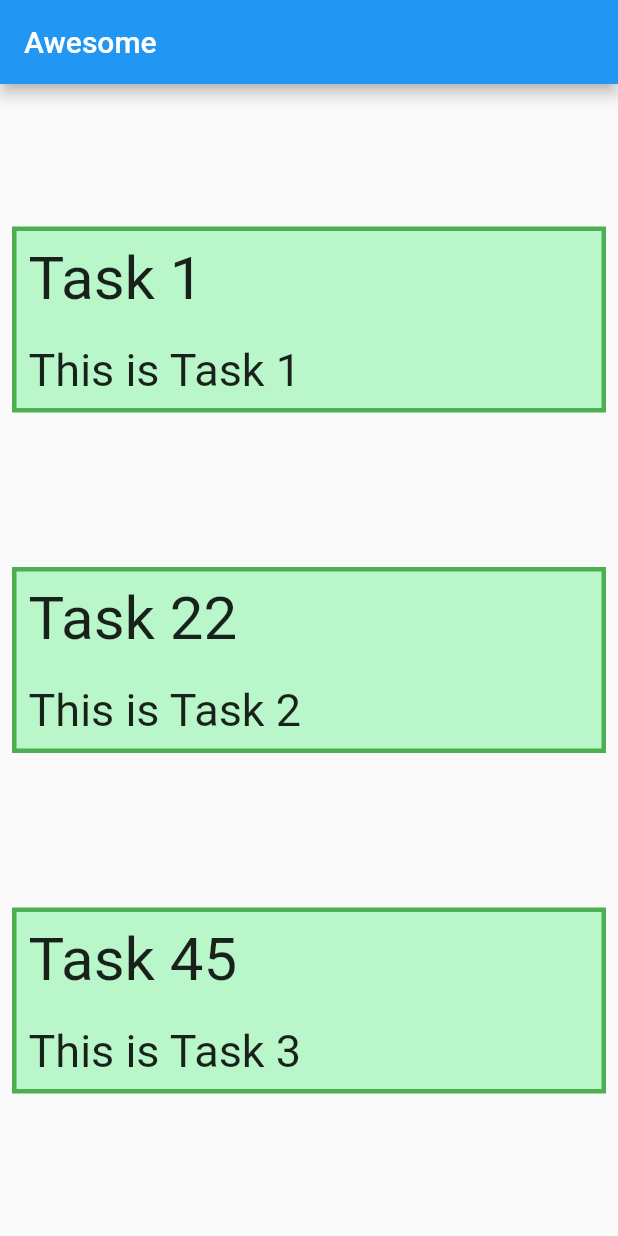
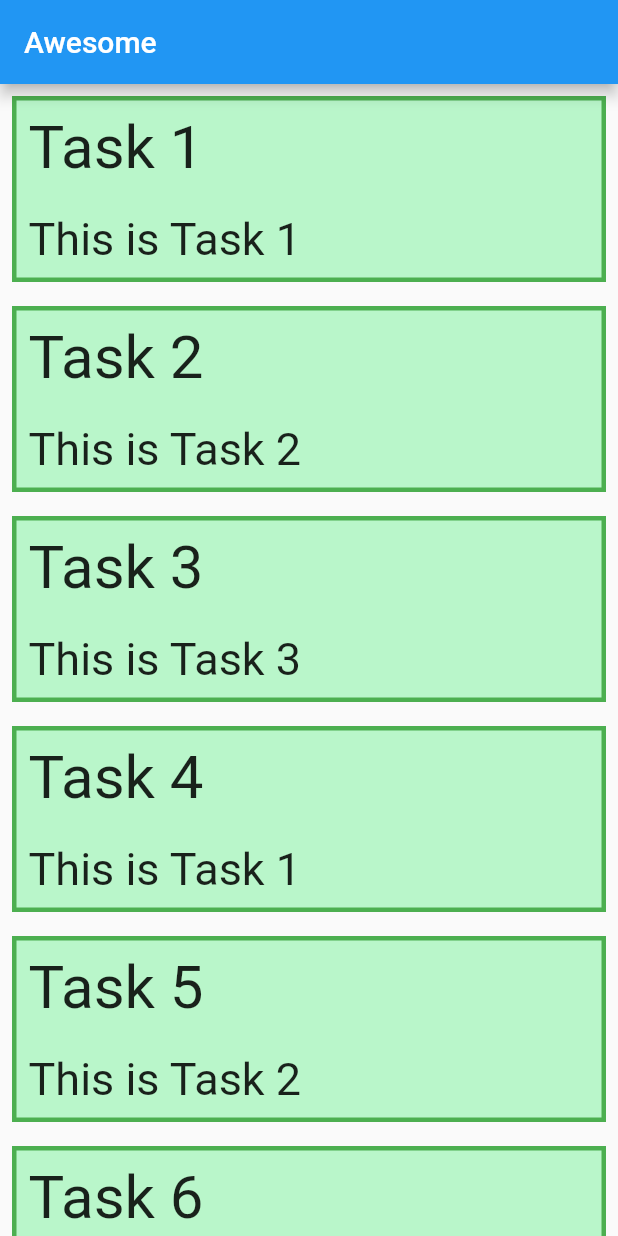
Before and after one commit to Chan817/flutter, a Flutter app: the screen it shows after launch, on a phone screen of 412 x 824 dp. Run offline on Flutter 3.47's test engine with Material 2 defaults, Android fonts, the phone set to English and light mode, and no system bars.

Commit message:
-create more tasks -change column to ListView

```diff
--- a/lib/model/task.model.dart
+++ b/lib/model/task.model.dart
@@ -7,6 +7,15 @@ class Task{
 
 List <Task> taskList = [
   Task(title: 'Task 1', description: 'This is Task 1'),
-  Task(title: 'Task 22', description: 'This is Task 2'),
-  Task(title: 'Task 45', description: 'This is Task 3'),
+  Task(title: 'Task 2', description: 'This is Task 2'),
+  Task(title: 'Task 3', description: 'This is Task 3'),
+  Task(title: 'Task 4', description: 'This is Task 1'),
+  Task(title: 'Task 5', description: 'This is Task 2'),
+  Task(title: 'Task 6', description: 'This is Task 3'),
+  Task(title: 'Task 7', description: 'This is Task 1'),
+  Task(title: 'Task 8', description: 'This is Task 2'),
+  Task(title: 'Task 9', description: 'This is Task 3'),
+  Task(title: 'Task 10', description: 'This is Task 1'),
+  Task(title: 'Task 11', description: 'This is Task 2'),
+  Task(title: 'Task 12', description: 'This is Task 3'),
 ];
--- a/lib/screen/home.screen.dart
+++ b/lib/screen/home.screen.dart
@@ -9,9 +9,9 @@ class HomeScreen extends StatelessWidget {
       appBar: AppBar(
         title: Text('Awesome'),
       ),
-      body: Column(
-        crossAxisAlignment: CrossAxisAlignment.stretch,
-        mainAxisAlignment: MainAxisAlignment.spaceEvenly,
+      body: ListView(
+        // crossAxisAlignment: CrossAxisAlignment.stretch,
+        // mainAxisAlignment: MainAxisAlignment.spaceEvenly,
       children: List.generate(
           taskList.length, (index) {
         return TaskContainer(task: taskList[index]);
```
